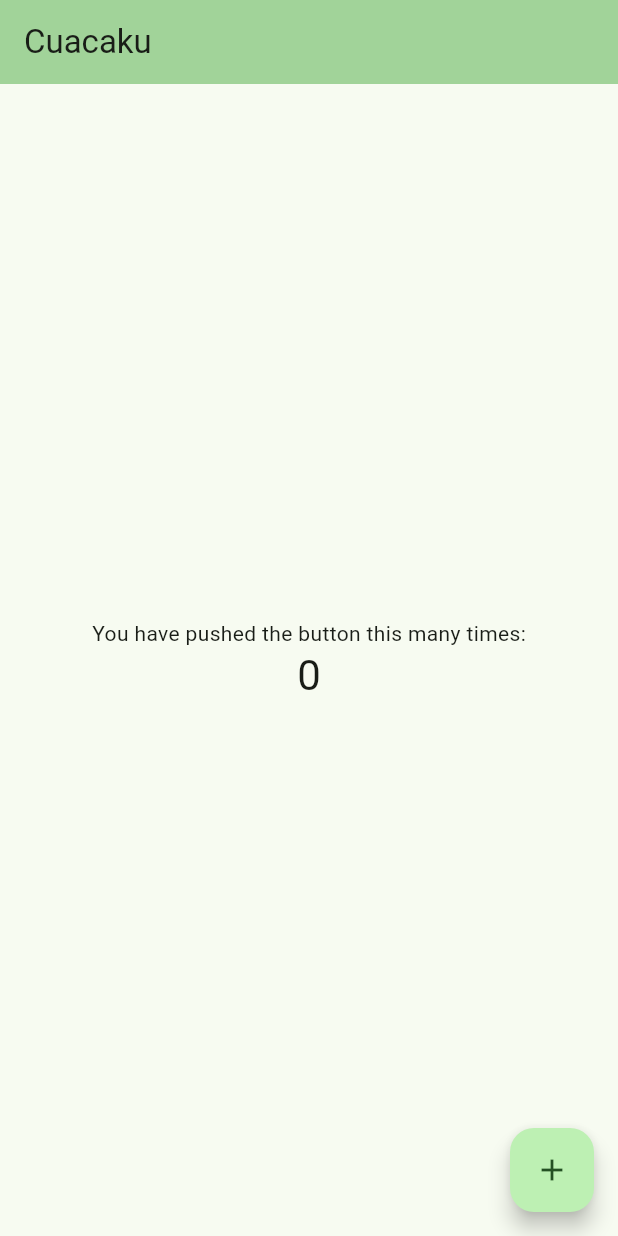
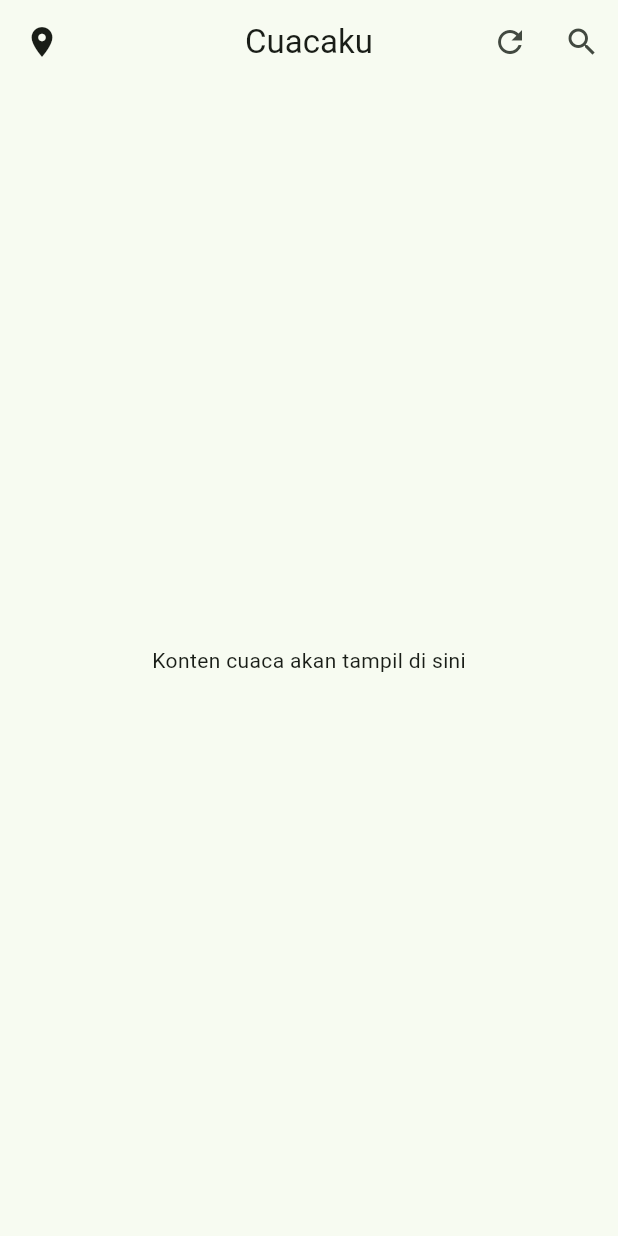
Before and after one commit to mhmmdarsy/weather, a Flutter app: the screen it shows after launch, on a phone screen of 412 x 824 dp. Run offline on Flutter 3.47's test engine with Material 3 defaults, Android fonts, the phone set to English and light mode, and no system bars.

Commit message:
Refactor main.dart to set HomeScreen as the entry point and update app title; add home_screen.dart for main UI layout.

```diff
--- a/lib/main.dart
+++ b/lib/main.dart
@@ -1,4 +1,5 @@
 import 'package:flutter/material.dart';
+import 'screens/home_screen.dart';
 
 void main() {
   runApp(const MyApp());
@@ -11,59 +12,15 @@ class MyApp extends StatelessWidget {
   @override
   Widget build(BuildContext context) {
     return MaterialApp(
-      title: 'Weather App',
+      title: 'Cuacaku',
       debugShowCheckedModeBanner: false,
       theme: ThemeData(
         colorScheme: ColorScheme.fromSeed(seedColor: const Color.fromARGB(
             255, 66, 172, 70)),
       ),
-      home: const MyHomePage(title: 'Cuacaku'),
+      home: const HomeScreen(),
     );
   }
 }
 
-class MyHomePage extends StatefulWidget {
-  const MyHomePage({super.key, required this.title});
-
-  final String title;
-
-  @override
-  State<MyHomePage> createState() => _MyHomePageState();
-}
-
-class _MyHomePageState extends State<MyHomePage> {
-  int _counter = 0;
-
-  void _incrementCounter() {
-    setState(() {
-      _counter++;
-    });
-  }
-
-  @override
-  Widget build(BuildContext context) {
-    return Scaffold(
-      appBar: AppBar(
-        backgroundColor: Theme.of(context).colorScheme.inversePrimary,
-        title: Text(widget.title),
-      ),
-      body: Center(
-        child: Column(
-          mainAxisAlignment: MainAxisAlignment.center,
-          children: <Widget>[
-            const Text('You have pushed the button this many times:'),
-            Text(
-              '$_counter',
-              style: Theme.of(context).textTheme.headlineMedium,
-            ),
-          ],
-        ),
-      ),
-      floatingActionButton: FloatingActionButton(
-        onPressed: _incrementCounter,
-        tooltip: 'Increment',
-        child: const Icon(Icons.add),
-      ),
-    );
-  }
-}
+// Counter demo left out; HomeScreen is now the entry page.
--- /dev/null
+++ b/lib/screens/home_screen.dart
@@ -0,0 +1,42 @@
+import 'package:flutter/material.dart';
+
+class HomeScreen extends StatelessWidget {
+  const HomeScreen({super.key});
+
+  @override
+  Widget build(BuildContext context) {
+    return Scaffold(
+      appBar: AppBar(
+        title: const Text('Cuacaku'),
+        centerTitle: true,
+        elevation: 0,
+        leading: IconButton(
+          icon: const Icon(Icons.location_on_sharp),
+          tooltip: 'Lokasi Saya',
+          onPressed: () {
+            // TODO: Handle current location action
+          },
+        ),
+        actions: [
+          IconButton(
+            icon: const Icon(Icons.refresh),
+            tooltip: 'Muat Ulang',
+            onPressed: () {
+              // TODO: Handle refresh action
+            },
+          ),
+          IconButton(
+            icon: const Icon(Icons.search),
+            tooltip: 'Cari Kota',
+            onPressed: () {
+              // TODO: Handle search action
+            },
+          ),
+        ],
+      ),
+      body: const Center(
+        child: Text('Konten cuaca akan tampil di sini'),
+      ),
+    );
+  }
+}
```
Also changed, not shown: 2 other files.
